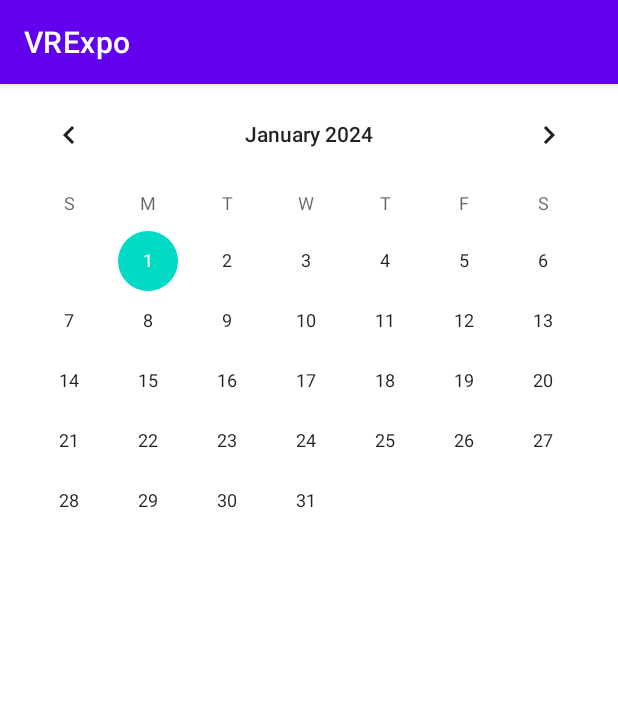
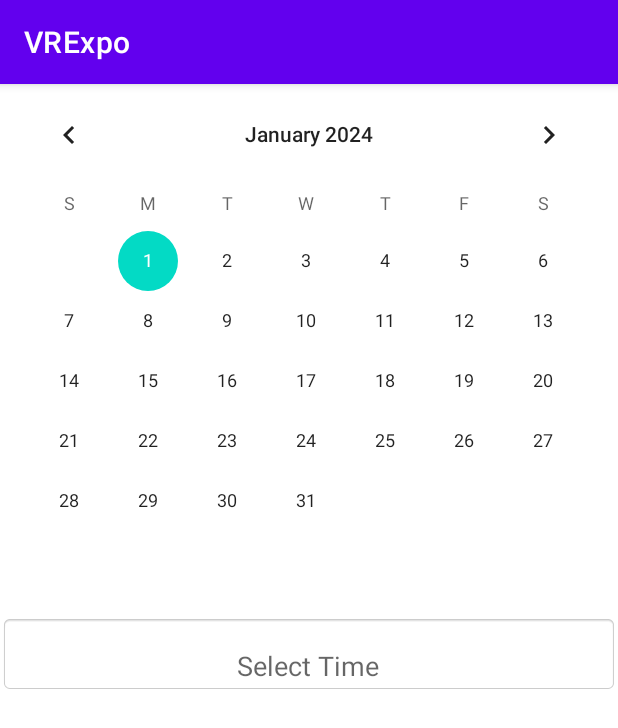
Before and after one commit to akhan130/VRExpo, an Android app: the TherapySchedulerActivity screen opened directly, with no data from a screen before it, on a phone screen of 412 x 824 dp. Shown: the top 728 px of the screen. Run offline under Robolectric (Android 15) with nearby library versions, the phone set to English and light mode, and no system bars.

Commit message:
Re-added temp Time selector option on Scheduler.

```diff
--- a/app/src/main/res/layout/activity_therapy_scheduler.xml
+++ b/app/src/main/res/layout/activity_therapy_scheduler.xml
@@ -15,6 +15,21 @@
         android:layout_width="match_parent"
         android:layout_height="wrap_content" />
 
+    <TextView
+        android:layout_width="match_parent"
+        android:layout_height="wrap_content"
+        android:id="@+id/timer"
+        android:hint="Select Time"
+        android:textSize="18sp"
+        android:textStyle=""
+        android:gravity="center"
+        android:drawableTop="@drawable/ic_time"
+        android:drawablePadding="16dp"
+        android:layout_marginTop="16dp"
+        android:background="@android:drawable/editbox_background"
+        />
+
+    <!--    Add times as buttons? -->
 <!--    <Button-->
 <!--        android:id="@+id/timeButton"-->
 <!--        android:layout_width="wrap_content"-->
```
Also changed, not shown: app/src/main/java/com/example/vrexpo/TherapySchedulerActivity.java (+50 -0 lines).
